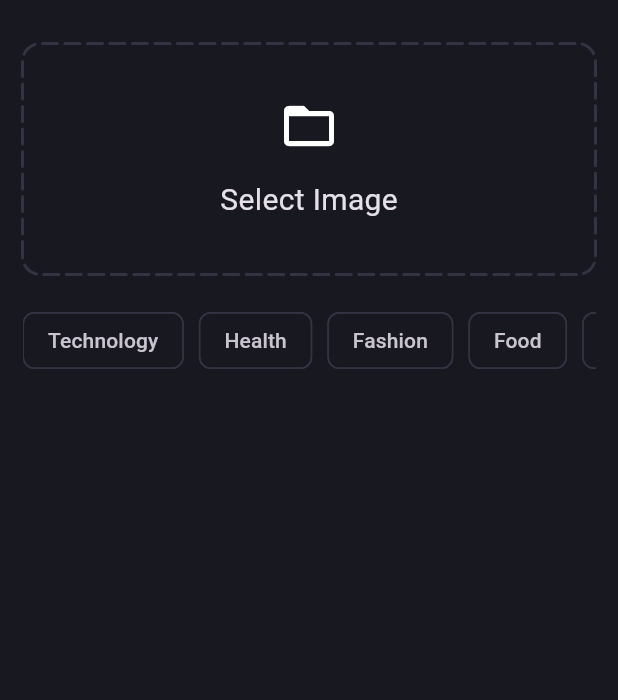
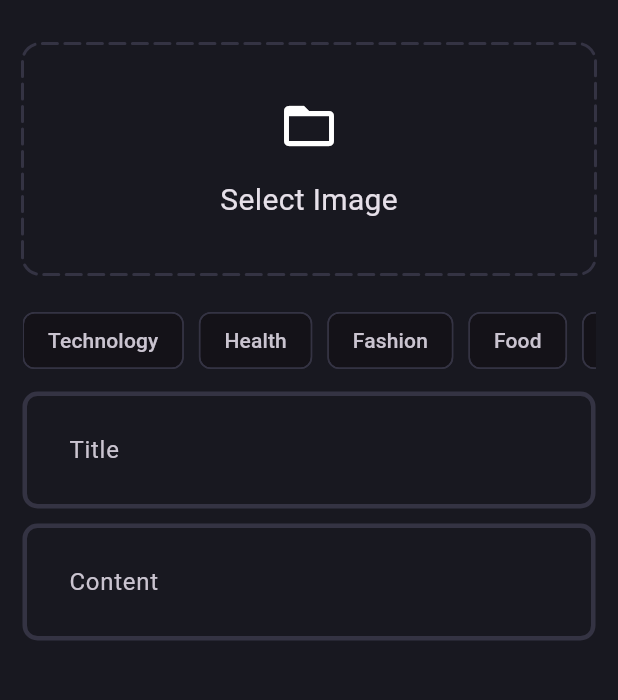
Before and after one commit to Aziz-Ru/blog_app, a Flutter app: the AddNewBlog screen opened directly, on a phone screen of 412 x 824 dp, the part 63-763 px from its top. Run offline on Flutter 3.47's test engine with Material 3 defaults, Android fonts, the phone set to English and light mode, and no system bars; drawn by our look-alikes of dotted_border; our stand-ins replace bloc, flutter_bloc, fpdart, get_it, image_picker, internet_connection_checker_plus and 1 more; accounts and stored records are empty.

```diff
--- /dev/null
+++ b/lib/features/blog/data/model/blog_model.dart
@@ -0,0 +1,41 @@
+import 'package:blog_app/features/blog/domain/entities/blog.dart';
+
+class BlogModel extends Blog {
+  BlogModel({
+    required String id,
+    required String title,
+    required String content,
+    required String imageUrl,
+    required List<String> categories,
+    required String userId,
+  }) : super(
+          id: id,
+          title: title,
+          content: content,
+          imageUrl: imageUrl,
+          categories: categories,
+          userId: userId,
+        );
+
+  factory BlogModel.fromJson(Map<String, dynamic> json) {
+    return BlogModel(
+      id: json['id'],
+      title: json['title'],
+      content: json['content'],
+      imageUrl: json['imageUrl'],
+      categories: List<String>.from(json['categories']),
+      userId: json['userId'],
+    );
+  }
+
+  Map<String, dynamic> toJson() {
+    return {
+      'id': id,
+      'title': title,
+      'content': content,
+      'imageUrl': imageUrl,
+      'categories': categories,
+      'userId': userId,
+    };
+  }
+}
--- /dev/null
+++ b/lib/features/blog/domain/entities/blog.dart
@@ -0,0 +1,16 @@
+class Blog {
+  final String id;
+  final String title;
+  final String content;
+  final String imageUrl;
+  final List<String> categories;
+  final String userId;
+
+  Blog(
+      {required this.id,
+      required this.title,
+      required this.content,
+      required this.imageUrl,
+      required this.categories,
+      required this.userId});
+}
--- a/lib/features/blog/presentation/pages/add_new_page.dart
+++ b/lib/features/blog/presentation/pages/add_new_page.dart
@@ -1,4 +1,8 @@
+import 'dart:io';
+
 import 'package:blog_app/core/theme/app_pallete.dart';
+import 'package:blog_app/core/utils/pick_image.dart';
+import 'package:blog_app/features/blog/presentation/widgets/blog_editor.dart';
 import 'package:dotted_border/dotted_border.dart';
 import 'package:flutter/material.dart';
 
@@ -26,6 +30,25 @@ class _AddNewBlogState extends State<AddNewBlog> {
     'Others'
   ];
 
+  final titleController = TextEditingController();
+  final contentController = TextEditingController();
+  List<String> selectedCatagories = [];
+  File? image;
+  @override
+  void dispose() {
+    super.dispose();
+    titleController.dispose();
+    contentController.dispose();
+  }
+
+  void selectImage() async {
+    final pickedImage = await pickImage();
+
+    setState(() {
+      image = pickedImage;
+    });
+  }
+
   @override
   Widget build(BuildContext context) {
     return Scaffold(
@@ -39,11 +62,26 @@ class _AddNewBlogState extends State<AddNewBlog> {
           )
         ],
       ),
-      body: Padding(
+      body: SingleChildScrollView(
+        scrollDirection: Axis.vertical,
+        child: Padding(
           padding: const EdgeInsets.all(15.0),
           child: Column(
             children: [
-            DottedBorder(
+              GestureDetector(
+                onTap: selectImage,
+                child: image != null
+                    ? SizedBox(
+                        width: double.infinity,
+                        height: 200,
+                        child: ClipRRect(
+                          borderRadius: BorderRadius.circular(12),
+                          child: Image.file(
+                            image!,
+                            fit: BoxFit.cover,
+                          ),
+                        ))
+                    : DottedBorder(
                         color: AppPallete.borderColor,
                         dashPattern: const [10, 5],
                         radius: const Radius.circular(12),
@@ -70,6 +108,7 @@ class _AddNewBlogState extends State<AddNewBlog> {
                             ],
                           ),
                         )),
+              ),
               const SizedBox(
                 height: 20,
               ),
@@ -78,8 +117,17 @@ class _AddNewBlogState extends State<AddNewBlog> {
                 child: Row(
                   children: _buildCatagories(),
                 ),
-            )
+              ),
+              const SizedBox(
+                height: 10,
+              ),
+              BlogEditor(controller: titleController, hintText: 'Title'),
+              const SizedBox(
+                height: 10,
+              ),
+              BlogEditor(controller: contentController, hintText: 'Content')
             ],
+          ),
         ),
       ),
     );
@@ -87,11 +135,26 @@ class _AddNewBlogState extends State<AddNewBlog> {
 
   List<Widget> _buildCatagories() {
     return catagories
-        .map((e) => Padding(
+        .map((e) => GestureDetector(
+              onTap: () {
+                if (selectedCatagories.contains(e)) {
+                  selectedCatagories.remove(e);
+                  setState(() {});
+                  return;
+                } else {
+                  selectedCatagories.add(e);
+                }
+                setState(() {});
+              },
+              child: Padding(
                 padding: const EdgeInsets.only(right: 10),
                 child: Chip(
+                  color: selectedCatagories.contains(e)
+                      ? const WidgetStatePropertyAll(AppPallete.gradient1)
+                      : const WidgetStatePropertyAll(null),
                   label: Text(e),
                   side: const BorderSide(color: AppPallete.borderColor),
+                ),
               ),
             ))
         .toList();
--- /dev/null
+++ b/lib/features/blog/presentation/widgets/blog_editor.dart
@@ -0,0 +1,19 @@
+import 'package:flutter/material.dart';
+
+class BlogEditor extends StatelessWidget {
+  final TextEditingController controller;
+  final String hintText;
+  const BlogEditor(
+      {super.key, required this.controller, required this.hintText});
+
+  @override
+  Widget build(BuildContext context) {
+    return TextFormField(
+      controller: controller,
+      maxLines: null,
+      decoration: InputDecoration(
+        hintText: hintText,
+      ),
+    );
+  }
+}
```
Also changed, not shown: lib/features/blog/presentation/widgets/catagory_item.dart (deleted, +0 -11 lines), 1 other file. Lines whose indentation alone changed are shown as unchanged.
